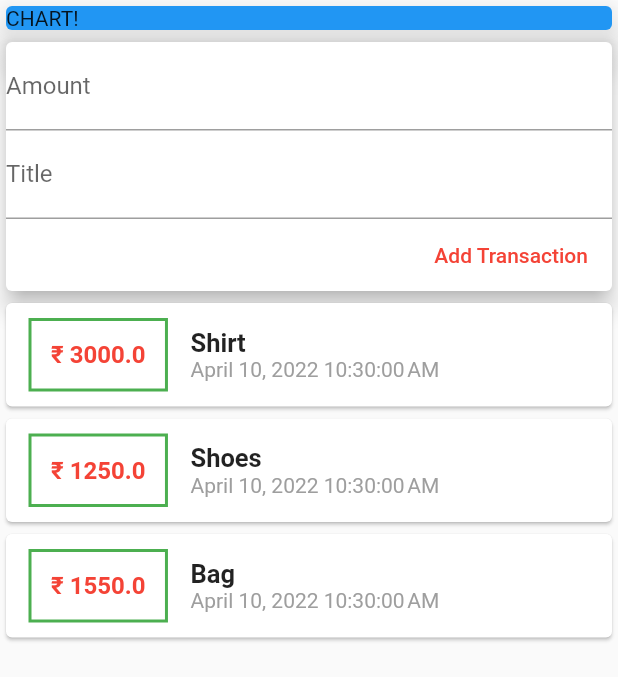
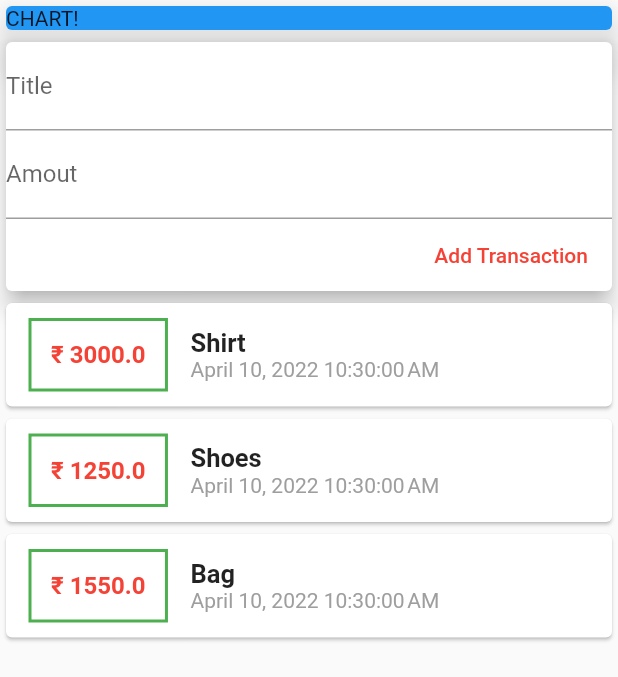
Before and after one commit to Deepak-coder80/expense, a Flutter app: the screen it shows after launch, on a phone screen of 412 x 824 dp, the part 84-761 px from its top. Run offline on Flutter 3.47's test engine with Material 2 defaults, Android fonts, the phone set to English and light mode, and no system bars.

Commit message:
homepage splitted into seperate widgets

```diff
--- a/lib/main.dart
+++ b/lib/main.dart
@@ -1,5 +1,5 @@
-import 'package:expense_planner/screens/homepage.dart';
 import 'package:flutter/material.dart';
+import './screens/homepage.dart';
 
 void main() {
   runApp(const MyApp());
--- a/lib/screens/homepage.dart
+++ b/lib/screens/homepage.dart
@@ -1,8 +1,7 @@
 // ignore_for_file: deprecated_member_use
 
-import 'package:expense_planner/model/transactioModel.dart';
 import 'package:flutter/material.dart';
-import 'package:intl/intl.dart';
+import '../widgets/transaction_list.dart';
 
 class HomePage extends StatefulWidget {
   const HomePage({Key? key}) : super(key: key);
@@ -12,26 +11,8 @@ class HomePage extends StatefulWidget {
 }
 
 class HomePageState extends State<HomePage> {
-  final List<Transaction> transactions = [
-    Transaction(
-      id: 'id1',
-      title: "Shirt",
-      amount: 3000,
-      date: DateTime.now(),
-    ),
-    Transaction(
-      id: 'id2',
-      title: "Shoes",
-      amount: 1250,
-      date: DateTime.now(),
-    ),
-    Transaction(
-      id: 'id1',
-      title: "Bag",
-      amount: 1550,
-      date: DateTime.now(),
-    ),
-  ];
+  final titleController = TextEditingController();
+  final amountController = TextEditingController();
   @override
   Widget build(BuildContext context) {
     return Scaffold(
@@ -57,18 +38,22 @@ class HomePageState extends State<HomePage> {
             child: Column(
               crossAxisAlignment: CrossAxisAlignment.end,
               children: [
-                const TextField(
-                  decoration: InputDecoration(
-                    label: Text('Amount'),
-                  ),
-                ),
-                const TextField(
-                  decoration: InputDecoration(
+                TextField(
+                  controller: titleController,
+                  decoration: const InputDecoration(
                     label: Text('Title'),
                   ),
                 ),
+                TextField(
+                  controller: amountController,
+                  decoration: const InputDecoration(
+                    label: Text('Amout'),
+                  ),
+                ),
                 FlatButton(
-                  onPressed: () {},
+                  onPressed: () {
+                    print(titleController.text);
+                  },
                   child: const Text(
                     'Add Transaction',
                     style: TextStyle(
@@ -79,55 +64,7 @@ class HomePageState extends State<HomePage> {
               ],
             ),
           ),
-          Column(
-            children: transactions.map((tx) {
-              return Card(
-                child: Row(
-                  children: [
-                    Container(
-                      margin: const EdgeInsets.symmetric(
-                        vertical: 10,
-                        horizontal: 15,
-                      ),
-                      decoration: BoxDecoration(
-                        border: Border.all(
-                          color: Colors.green,
-                          width: 2,
-                        ),
-                      ),
-                      padding: const EdgeInsets.all(13),
-                      child: Text(
-                        '₹ ' + tx.amount.toString(),
-                        style: const TextStyle(
-                          fontWeight: FontWeight.bold,
-                          fontSize: 16,
-                          color: Colors.red,
-                        ),
-                      ),
-                    ),
-                    Column(
-                      crossAxisAlignment: CrossAxisAlignment.start,
-                      children: [
-                        Text(
-                          tx.title,
-                          style: const TextStyle(
-                            fontWeight: FontWeight.bold,
-                            fontSize: 17,
-                          ),
-                        ),
-                        Text(
-                          DateFormat().format(tx.date),
-                          style: const TextStyle(
-                            color: Colors.grey,
-                          ),
-                        ),
-                      ],
-                    )
-                  ],
-                ),
-              );
-            }).toList(),
-          )
+          const TransactionList(),
         ],
       ),
     );
--- /dev/null
+++ b/lib/widgets/new_transaction.dart
@@ -0,0 +1,10 @@
+import 'package:flutter/material.dart';
+
+class NewTransaction extends StatelessWidget {
+  const NewTransaction({Key? key}) : super(key: key);
+
+  @override
+  Widget build(BuildContext context) {
+    return Container();
+  }
+}
--- /dev/null
+++ b/lib/widgets/transaction_list.dart
@@ -0,0 +1,85 @@
+import 'package:flutter/material.dart';
+import 'package:intl/intl.dart';
+import '../model/transactioModel.dart';
+
+class TransactionList extends StatefulWidget {
+  const TransactionList({Key? key}) : super(key: key);
+
+  @override
+  State<TransactionList> createState() => _TransactionListState();
+}
+
+class _TransactionListState extends State<TransactionList> {
+  final List<Transaction> _userTransactions = [
+    Transaction(
+      id: 'id1',
+      title: "Shirt",
+      amount: 3000,
+      date: DateTime.now(),
+    ),
+    Transaction(
+      id: 'id2',
+      title: "Shoes",
+      amount: 1250,
+      date: DateTime.now(),
+    ),
+    Transaction(
+      id: 'id1',
+      title: "Bag",
+      amount: 1550,
+      date: DateTime.now(),
+    ),
+  ];
+  @override
+  Widget build(BuildContext context) {
+    return Column(
+      children: _userTransactions.map((tx) {
+        return Card(
+          child: Row(
+            children: [
+              Container(
+                margin: const EdgeInsets.symmetric(
+                  vertical: 10,
+                  horizontal: 15,
+                ),
+                decoration: BoxDecoration(
+                  border: Border.all(
+                    color: Colors.green,
+                    width: 2,
+                  ),
+                ),
+                padding: const EdgeInsets.all(13),
+                child: Text(
+                  '₹ ' + tx.amount.toString(),
+                  style: const TextStyle(
+                    fontWeight: FontWeight.bold,
+                    fontSize: 16,
+                    color: Colors.red,
+                  ),
+                ),
+              ),
+              Column(
+                crossAxisAlignment: CrossAxisAlignment.start,
+                children: [
+                  Text(
+                    tx.title,
+                    style: const TextStyle(
+                      fontWeight: FontWeight.bold,
+                      fontSize: 17,
+                    ),
+                  ),
+                  Text(
+                    DateFormat().format(tx.date),
+                    style: const TextStyle(
+                      color: Colors.grey,
+                    ),
+                  ),
+                ],
+              )
+            ],
+          ),
+        );
+      }).toList(),
+    );
+  }
+}
--- /dev/null
+++ b/lib/widgets/user_transaction.dart
@@ -0,0 +1,15 @@
+import 'package:flutter/material.dart';
+
+class UserTransactions extends StatefulWidget {
+  const UserTransactions({Key? key}) : super(key: key);
+
+  @override
+  State<UserTransactions> createState() => _UserTransactionsState();
+}
+
+class _UserTransactionsState extends State<UserTransactions> {
+  @override
+  Widget build(BuildContext context) {
+    return Container();
+  }
+}
```
